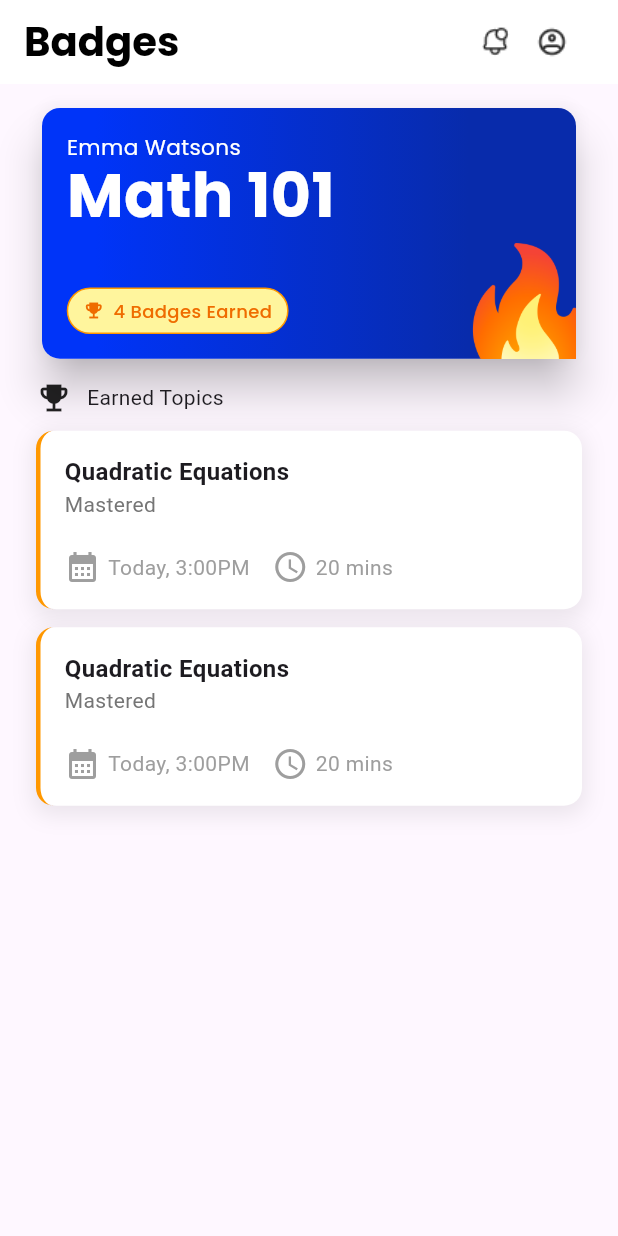
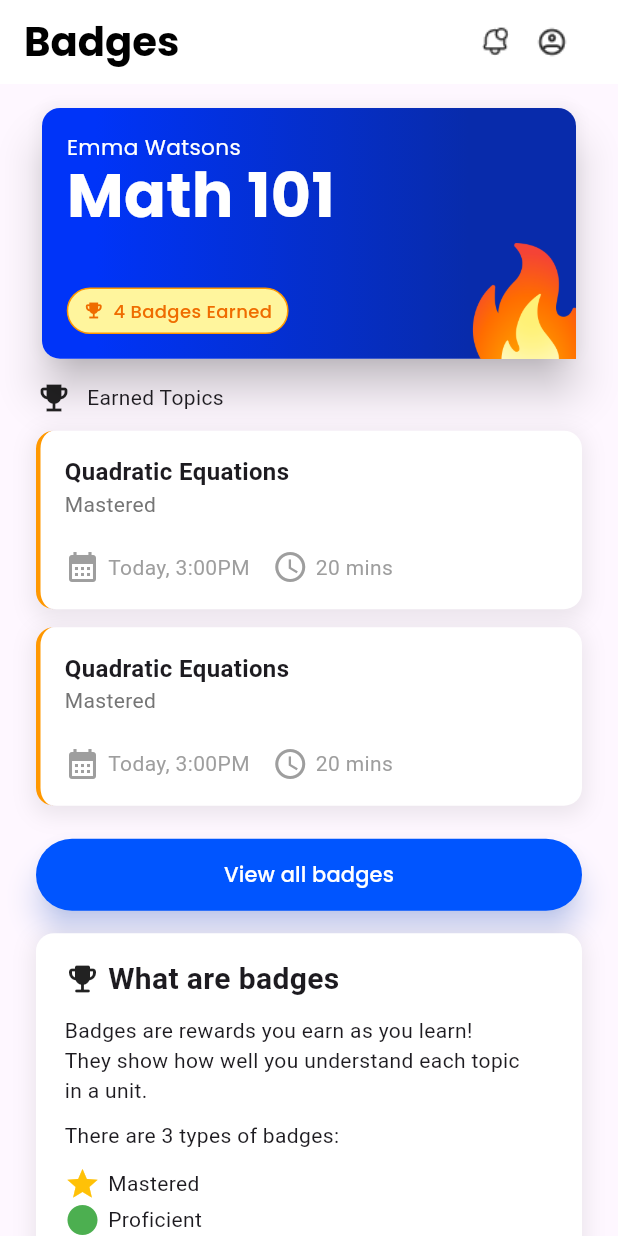
Before and after one commit to ckrepo2019/adaptive-mobile, a Flutter app: the screen it shows after launch, on a phone screen of 412 x 824 dp. Run offline on Flutter 3.47's test engine with Material 3 defaults, Android fonts, the phone set to English and light mode, and no system bars; our stand-ins replace confetti, font_awesome_flutter, get, google_fonts, shared_preferences.

Commit message:
finished globalbadgepage

```diff
--- a/lib/views/utilities/badges.dart
+++ b/lib/views/utilities/badges.dart
@@ -3,6 +3,7 @@ import 'package:flutter_lms/views/student/home/student_global_layout.dart';
 import 'package:flutter_lms/widgets/app_bar.dart';
 import 'package:flutter_lms/widgets/global_chip.dart';
 import 'package:flutter_lms/widgets/global_student_badges_card.dart';
+import 'package:flutter_lms/widgets/ui_widgets.dart';
 import 'package:google_fonts/google_fonts.dart';
 
 class GlobalBadgesPage extends StatelessWidget {
@@ -15,8 +16,13 @@ class GlobalBadgesPage extends StatelessWidget {
     final w = screen.width;
 
     return Scaffold(
-      appBar: GlobalAppBar(title: 'Badges', onProfileTap: (){}, onNotificationsTap: (){},),
-      body: StudentGlobalLayout(
+      appBar: GlobalAppBar(
+        title: 'Badges',
+        onProfileTap: () {},
+        onNotificationsTap: () {},
+      ),
+      body: SingleChildScrollView(
+        child: StudentGlobalLayout(
           child: Column(
             crossAxisAlignment: CrossAxisAlignment.start,
             children: [
@@ -30,10 +36,7 @@ class GlobalBadgesPage extends StatelessWidget {
                   decoration: BoxDecoration(
                     borderRadius: BorderRadius.circular(12),
                     gradient: const LinearGradient(
-                  colors: [
-                    Color(0xFF0034F8),
-                    Color(0xFF082BAB),
-                  ],
+                      colors: [Color(0xFF0034F8), Color(0xFF082BAB)],
                       stops: [0.1, 0.8],
                     ),
                   ),
@@ -86,23 +89,124 @@ class GlobalBadgesPage extends StatelessWidget {
                 ),
               ),
 
-          SizedBox(height: 10,),
+              SizedBox(height: 10),
 
+              Column(
+                children: [
                   Row(
                     children: [
                       Icon(Icons.emoji_events),
-              SizedBox(width: 10,),
+                      SizedBox(width: 10),
                       Text("Earned Topics"),
                     ],
                   ),
 
-          SizedBox(height: 10,),
+                  SizedBox(height: 10),
 
-          BadgesCard(subject: 'Quadratic Equations', proficiency: 'Mastered', time: '3:00PM', duration: '20 mins'),
-          BadgesCard(subject: 'Quadratic Equations', proficiency: 'Mastered', time: '3:00PM', duration: '20 mins'),
+                  BadgesCard(
+                    subject: 'Quadratic Equations',
+                    proficiency: 'Mastered',
+                    time: '3:00PM',
+                    duration: '20 mins',
+                  ),
+                  BadgesCard(
+                    subject: 'Quadratic Equations',
+                    proficiency: 'Mastered',
+                    time: '3:00PM',
+                    duration: '20 mins',
+                  ),
 
+                  SizedBox(height: 10),
+
+                  SizedBox(
+                    width: double.infinity,
+                    child: ElevatedButton(
+                      style: ElevatedButton.styleFrom(
+                        backgroundColor: const Color(0xFF0055FF),
+                        shape: RoundedRectangleBorder(
+                          borderRadius: BorderRadius.circular(999),
+                        ),
+                        padding: const EdgeInsets.symmetric(vertical: 14),
+                        elevation: 8,
+                        shadowColor: const Color(0xFF0055FF).withOpacity(0.4),
+                      ),
+                      onPressed: () {},
+                      child: Text(
+                        'View all badges',
+                        style: GoogleFonts.poppins(
+                          fontSize: 14,
+                          fontWeight: FontWeight.w500,
+                          color: Colors.white,
+                        ),
+                      ),
+                    ),
+                  ),
+
+                  SizedBox(height: 15),
+
+                  // Information only
+                  InkCardShell(
+                    onTap: () {},
+                    leftAccent: Colors.transparent,
+                    child: Column(
+                      crossAxisAlignment: CrossAxisAlignment.start,
+                      children: [
+                        Row(
+                          children: [
+                            Icon(Icons.emoji_events_rounded),
+                            SizedBox(width: 5),
+                            Text(
+                              "What are badges",
+                              style: TextStyle(
+                                fontWeight: FontWeight.bold,
+                                fontSize: 20,
+                              ),
+                            ),
                           ],
-      )),
+                        ),
+                        SizedBox(height: 10),
+                        Text(
+                          '''Badges are rewards you earn as you learn!\nThey show how well you understand each topic \nin a unit.''',
+                        ),
+                        SizedBox(height: 10),
+                        Text("There are 3 types of badges:"),
+                        SizedBox(height: 10),
+                        Column(
+                          children: [
+                            BadgesType(
+                              iconColor: Colors.amber,
+                              icon: Icons.star,
+                              badgeType: 'Mastered',
+                            ),
+                            BadgesType(
+                              iconColor: Colors.green,
+                              icon: Icons.circle,
+                              badgeType: 'Proficient',
+                            ),
+                          ],
+                        ),
+                      ],
+                    ),
+                  ),
+                ],
+              ),
+            ],
+          ),
+        ),
+      ),
     );
   }
 }
+
+class BadgesType extends StatelessWidget {
+  final IconData icon;
+  final String badgeType;
+  final Color iconColor;
+
+  const BadgesType({super.key, required this.icon, required this.badgeType, required this.iconColor});
+
+  @override
+  Widget build(BuildContext context) {
+    return Row(children: [Icon(icon, color: iconColor,), SizedBox(width: 5), Text(badgeType)]);
+  }
+}
```
Lines whose indentation alone changed are shown as unchanged.
